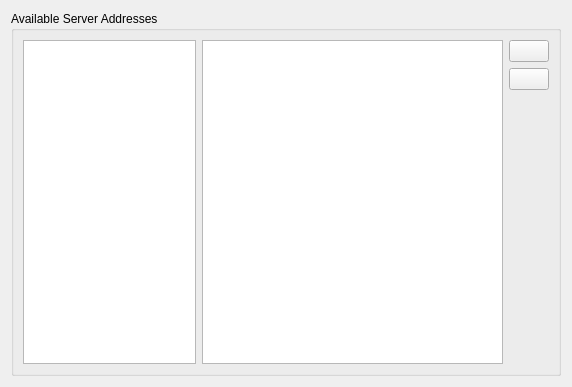
First picture: the form in client/src/ui/widgets/routing_management_widget.ui, repository networkoptix/nx_open, before the edit.
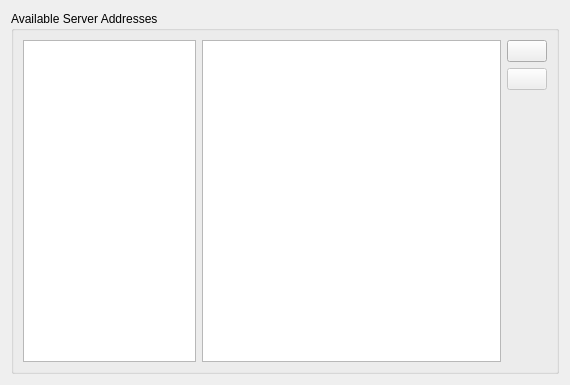
Second picture: the form after the edit. Icons and pictures are not drawn.

Commit message:
(Bug #3956) Button "Remove" on Routing Management tab is available rigth after opening Client
<==== Mercurial data ====>
Branch: master

Patch:
```diff
--- a/client/src/ui/widgets/routing_management_widget.ui
+++ b/client/src/ui/widgets/routing_management_widget.ui
@@ -6,8 +6,8 @@
    <rect>
     <x>0</x>
     <y>0</y>
-    <width>572</width>
-    <height>387</height>
+    <width>570</width>
+    <height>385</height>
    </rect>
   </property>
   <property name="windowTitle">
@@ -46,6 +46,9 @@
           </item>
           <item>
            <widget class="QPushButton" name="removeButton">
+            <property name="enabled">
+             <bool>false</bool>
+            </property>
             <property name="toolTip">
              <string>Remove</string>
             </property>
```
